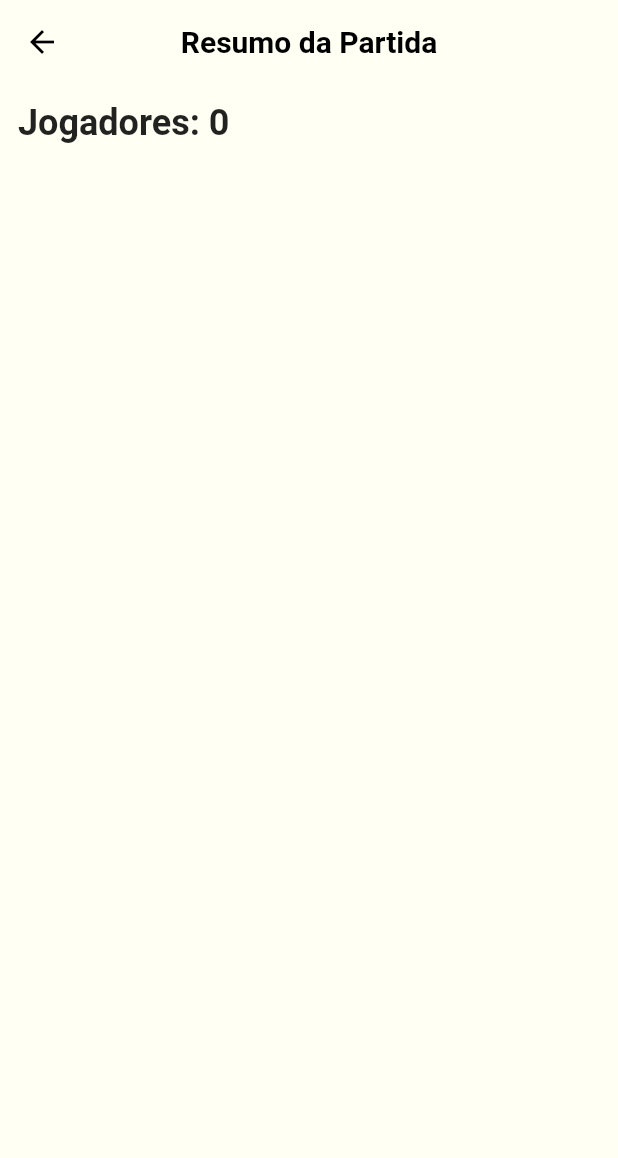
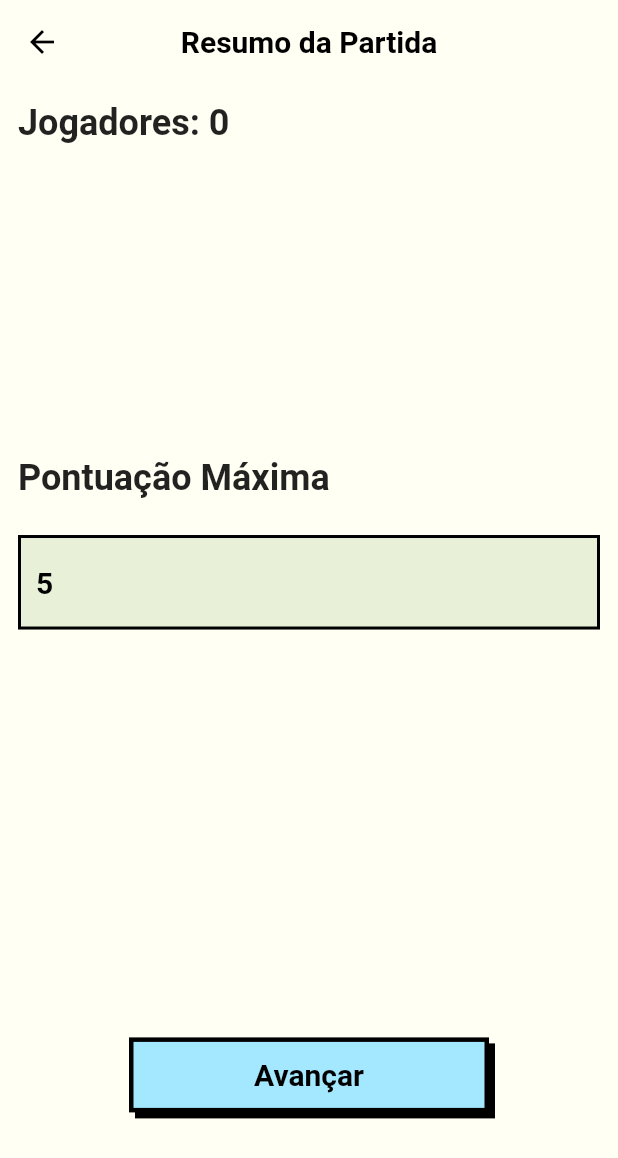
Before and after one commit to arthwrvl/FakeArtist, a Flutter app: the Resume screen opened directly with empty values, on a phone screen of 412 x 824 dp. Shown: the top 1158 px of the screen. Run offline on Flutter 3.47's test engine with Material 2 defaults, Android fonts, the phone set to English and light mode, and no system bars; our stand-ins replace flutter_svg, lottie, reorderable_grid_view.

Commit message:
finished resume screen

```diff
--- a/lib/pages/resume.dart
+++ b/lib/pages/resume.dart
@@ -1,3 +1,5 @@
+import 'package:fake_artist/widgets/button.dart';
+import 'package:fake_artist/widgets/textField.dart';
 import 'package:flutter/material.dart';
 import 'package:flutter/src/widgets/framework.dart';
 import 'package:flutter/src/widgets/placeholder.dart';
@@ -15,6 +17,19 @@ class Resume extends StatefulWidget {
 }
 
 class _ResumeState extends State<Resume> {
+  late TextEditingController _controller;
+
+  @override
+  void initState() {
+    _controller = TextEditingController(text: "5");
+    super.initState();
+  }
+
+  @override
+  void dispose() {
+    super.dispose();
+  }
+
   @override
   Widget build(BuildContext context) {
     var size = MediaQuery.of(context).size;
@@ -23,17 +38,53 @@ class _ResumeState extends State<Resume> {
           title: Text("Resumo da Partida"),
         ),
         body: Column(
+          mainAxisAlignment: MainAxisAlignment.end,
           children: [
-            Align(
-              alignment: Alignment.centerLeft,
-              child: Padding(
-                padding: EdgeInsets.all(12),
-                child: Text("Jogadores: ${widget.playerClasses.length}",
-                    style:
-                        TextStyle(fontSize: 24, fontWeight: FontWeight.bold)),
+            Flexible(
+              flex: 1,
+              fit: FlexFit.tight,
+              child: Column(
+                children: [
+                  Align(
+                    alignment: Alignment.centerLeft,
+                    child: Padding(
+                      padding: const EdgeInsets.all(12),
+                      child: Text("Jogadores: ${widget.playerClasses.length}",
+                          style: const TextStyle(
+                              fontSize: 24, fontWeight: FontWeight.bold)),
+                    ),
+                  ),
+                  PlayersResume(playerClasses: widget.playerClasses),
+                  const Align(
+                    alignment: Alignment.centerLeft,
+                    child: Padding(
+                      padding: EdgeInsets.all(12),
+                      child: Text("Pontuação Máxima",
+                          style: TextStyle(
+                              fontSize: 24, fontWeight: FontWeight.bold)),
+                    ),
+                  ),
+                  Padding(
+                    padding: EdgeInsets.all(12),
+                    child:
+                        CustomTextField(controller: _controller, onEdit: () {}),
+                  ),
+                ],
               ),
             ),
-            PlayersResume(playerClasses: widget.playerClasses),
+            Flexible(
+                flex: 1,
+                fit: FlexFit.loose,
+                child: Column(
+                  mainAxisAlignment: MainAxisAlignment.end,
+                  children: [
+                    CustomButton(
+                        buttonText: "Avançar", onPressed: () {}, type: 1),
+                    SizedBox(
+                      height: size.height / 10,
+                    )
+                  ],
+                )),
           ],
         ));
   }
```
